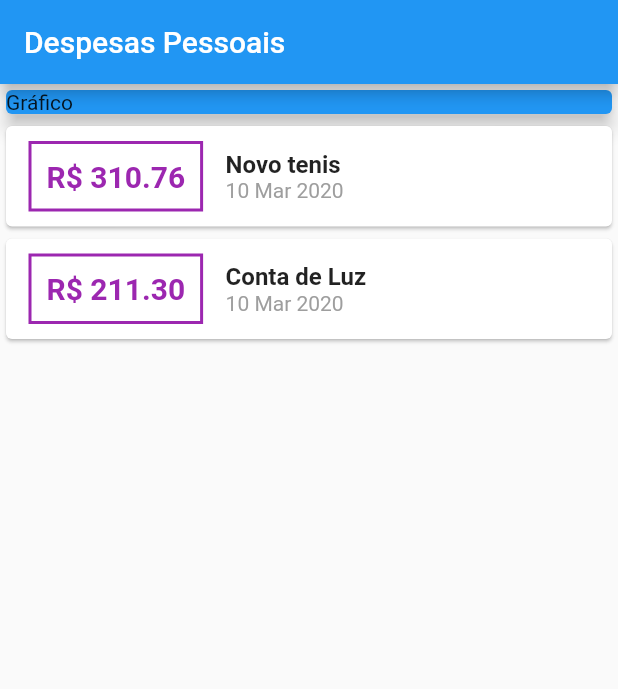
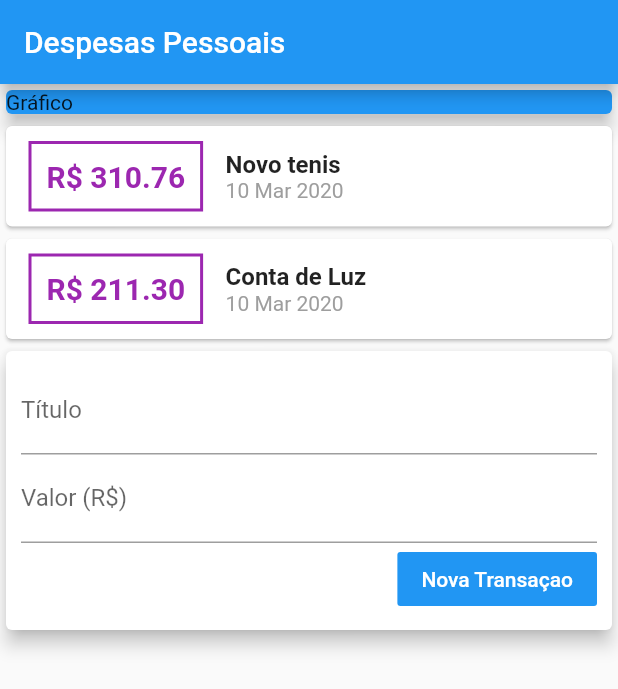
Before and after one commit to davihoffmann/expenses, a Flutter app: the screen it shows after launch, on a phone screen of 412 x 824 dp. Shown: the top 689 px of the screen. Run offline on Flutter 3.47's test engine with Material 2 defaults, Android fonts, the phone set to English and light mode, and no system bars.

Commit message:
refatoracao do codigo, separada lista e formularios em components

```diff
--- /dev/null
+++ b/lib/components/transaction_form.dart
@@ -0,0 +1,43 @@
+import 'package:flutter/material.dart';
+
+class TransactionForm extends StatelessWidget {
+
+  final titleController = TextEditingController();
+  final valueController = TextEditingController();
+
+  @override
+  Widget build(BuildContext context) {
+    return Card(
+      elevation: 5,
+      child: Padding(
+        padding: const EdgeInsets.all(10),
+        child: Column(
+          children: <Widget>[
+            TextField(
+              controller: titleController,
+              decoration: InputDecoration(labelText: 'Título'),
+            ),
+            TextField(
+              controller: valueController,
+              decoration: InputDecoration(labelText: 'Valor (R\$)'),
+            ),
+            Row(
+              mainAxisAlignment: MainAxisAlignment.end,
+              children: <Widget>[
+                FlatButton(
+                  child: Text('Nova Transaçao'),
+                  onPressed: () {
+                    print(titleController.text);
+                    print(valueController.text);
+                  },
+                  color: Colors.blue,
+                  textColor: Colors.white,
+                ),
+              ],
+            )
+          ],
+        ),
+      ),
+    );
+  }
+}
--- /dev/null
+++ b/lib/components/transaction_list.dart
@@ -0,0 +1,49 @@
+import 'package:expenses/models/transaction.dart';
+import 'package:flutter/material.dart';
+import 'package:intl/intl.dart';
+
+class TransactionList extends StatelessWidget {
+  List<Transaction> transaction;
+
+  TransactionList(this.transaction);
+
+  @override
+  Widget build(BuildContext context) {
+    return Column(
+      children: transaction.map((tr) {
+        return Card(
+          child: Row(
+            children: <Widget>[
+              Container(
+                margin: EdgeInsets.symmetric(horizontal: 15, vertical: 10),
+                decoration: BoxDecoration(
+                    border: Border.all(color: Colors.purple, width: 2)),
+                padding: EdgeInsets.all(10),
+                child: Text(
+                  'R\$ ${tr.value.toStringAsFixed(2)}',
+                  style: TextStyle(
+                      fontWeight: FontWeight.bold,
+                      fontSize: 20,
+                      color: Colors.purple),
+                ),
+              ),
+              Column(
+                crossAxisAlignment: CrossAxisAlignment.start,
+                children: <Widget>[
+                  Text(
+                    tr.title,
+                    style: TextStyle(fontWeight: FontWeight.bold, fontSize: 16),
+                  ),
+                  Text(
+                    DateFormat('d MMM y').format(tr.date),
+                    style: TextStyle(color: Colors.grey),
+                  )
+                ],
+              )
+            ],
+          ),
+        );
+      }).toList(),
+    );
+  }
+}
--- /dev/null
+++ b/lib/components/transaction_user.dart
@@ -0,0 +1,30 @@
+import 'package:flutter/material.dart';
+import 'transaction_list.dart';
+import 'transaction_form.dart';
+import 'package:expenses/models/transaction.dart';
+
+class TransactionUser extends StatefulWidget {
+  @override
+  _TransactionUserState createState() => _TransactionUserState();
+}
+
+class _TransactionUserState extends State<TransactionUser> {
+
+  final _transaction = [
+    Transaction(
+        id: 't1', title: 'Novo tenis', value: 310.76, date: DateTime.now()),
+    Transaction(
+        id: 't2', title: 'Conta de Luz', value: 211.30, date: DateTime.now()),
+  ];
+
+  @override
+  Widget build(BuildContext context) {
+    return Column(
+      children: <Widget>[
+        TransactionList(_transaction),
+        TransactionForm()
+      ],
+    );
+  }
+
+}
--- a/lib/main.dart
+++ b/lib/main.dart
@@ -1,6 +1,5 @@
-import 'package:expenses/models/transaction.dart';
+import 'components/transaction_user.dart';
 import 'package:flutter/material.dart';
-import 'package:intl/intl.dart';
 
 main() => runApp(ExpensesApp());
 
@@ -14,11 +13,6 @@ class ExpensesApp extends StatelessWidget {
 }
 
 class MyHomePage extends StatelessWidget {
-  final _transaction = [
-    Transaction(id: 't1', title: 'Novo tenis', value: 310.76, date: DateTime.now()),
-    Transaction(id: 't2', title: 'Conta de Luz', value: 211.30, date: DateTime.now()),
-  ];
-
   @override
   Widget build(BuildContext context) {
     return Scaffold(
@@ -35,55 +29,7 @@ class MyHomePage extends StatelessWidget {
               elevation: 5,
             ),
           ),
-          Column(
-            children: _transaction.map((tr) {
-              return Card(
-                child: Row(
-                  children: <Widget>[
-                    Container(
-                      margin: EdgeInsets.symmetric(
-                        horizontal: 15,
-                        vertical: 10
-                      ),
-                      decoration: BoxDecoration(
-                        border: Border.all(
-                          color: Colors.purple,
-                          width: 2
-                        )
-                      ),
-                      padding: EdgeInsets.all(10),
-                      child: Text(
-                        'R\$ ${tr.value.toStringAsFixed(2)}',
-                        style: TextStyle(
-                          fontWeight: FontWeight.bold,
-                          fontSize: 20,
-                          color: Colors.purple
-                        ),
-                      ),
-                    ),
-                    Column(
-                      crossAxisAlignment: CrossAxisAlignment.start,
-                      children: <Widget>[
-                        Text(
-                          tr.title,
-                          style: TextStyle(
-                            fontWeight: FontWeight.bold,
-                            fontSize: 16
-                          ),
-                        ),
-                        Text(
-                          DateFormat('d MMM y').format(tr.date),
-                          style: TextStyle(
-                            color: Colors.grey
-                          ),
-                        )
-                      ],
-                    )
-                  ],
-                ),
-              );
-            }).toList(),
-          )
+          TransactionUser()
         ],
       ),
     );
```
